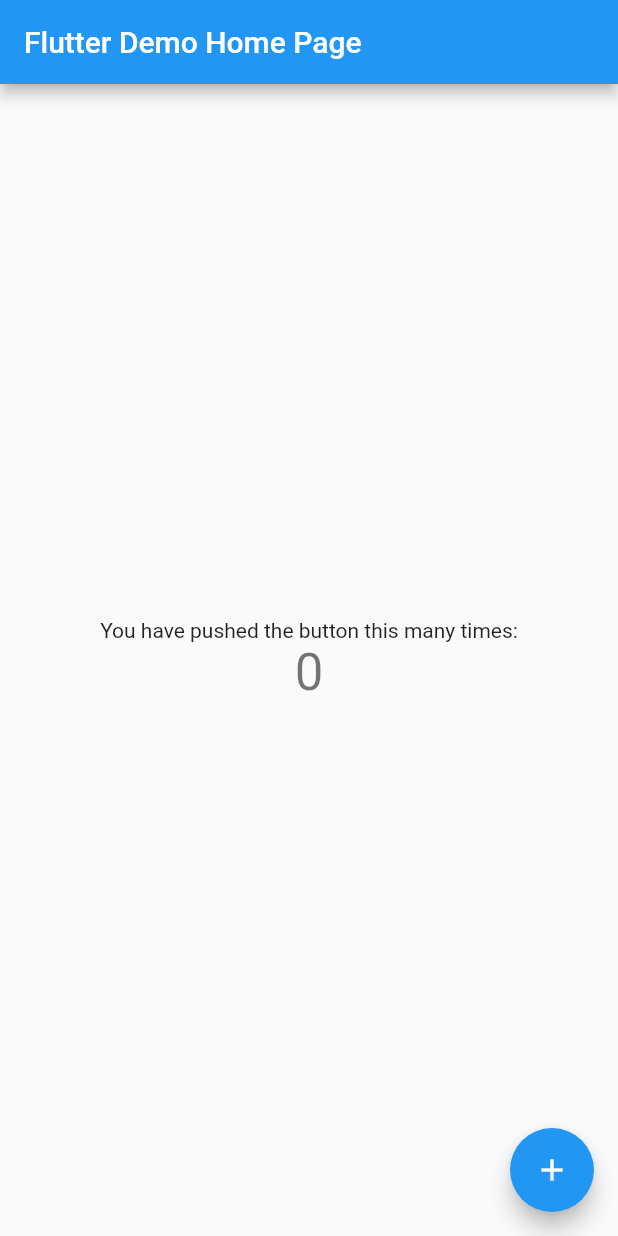
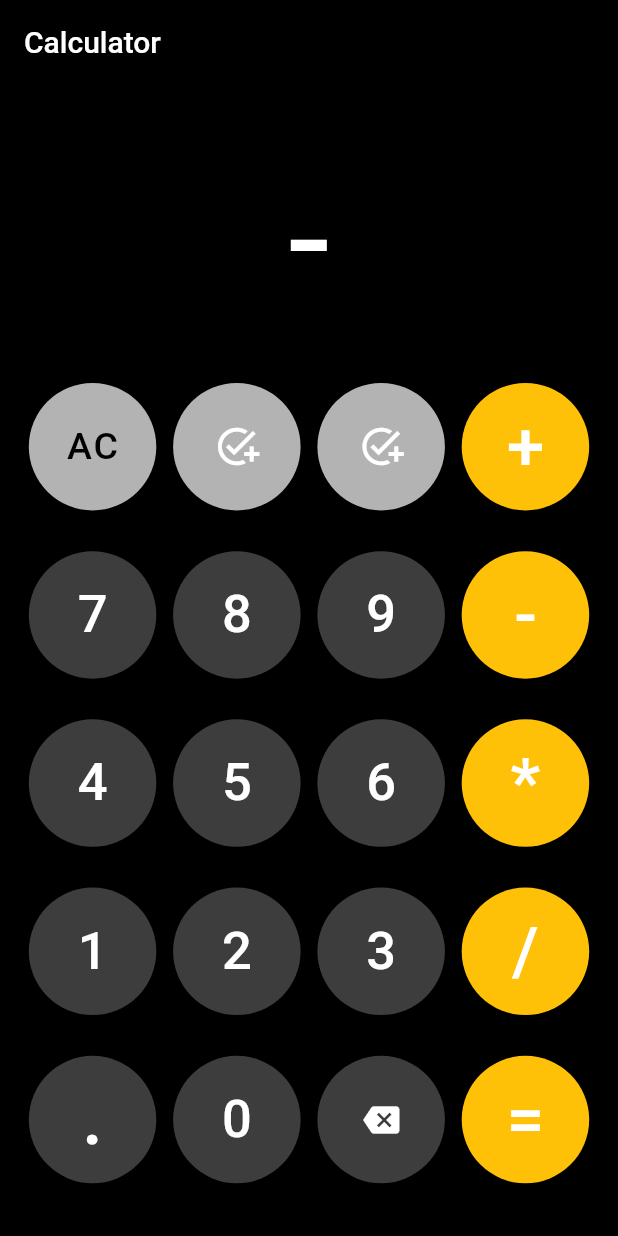
Before and after one commit to deepshikha-s/Sochem-Intro-To-Flutter, a Flutter app: the screen it shows after launch, on a phone screen of 412 x 824 dp. Run offline on Flutter 3.47's test engine with Material 2 defaults, Android fonts, the phone set to English and light mode, and no system bars.

Commit message:
UI Ready

```diff
--- a/calculator/lib/main.dart
+++ b/calculator/lib/main.dart
@@ -1,3 +1,4 @@
+import 'package:calculator/screens/calcsreen.dart';
 import 'package:flutter/material.dart';
 
 void main() {
@@ -7,109 +8,15 @@ void main() {
 class MyApp extends StatelessWidget {
   const MyApp({super.key});
 
-  // This widget is the root of your application.
   @override
   Widget build(BuildContext context) {
     return MaterialApp(
       title: 'Flutter Demo',
       theme: ThemeData(
-        // This is the theme of your application.
-        //
-        // Try running your application with "flutter run". You'll see the
-        // application has a blue toolbar. Then, without quitting the app, try
-        // changing the primarySwatch below to Colors.green and then invoke
-        // "hot reload" (press "r" in the console where you ran "flutter run",
-        // or simply save your changes to "hot reload" in a Flutter IDE).
-        // Notice that the counter didn't reset back to zero; the application
-        // is not restarted.
         primarySwatch: Colors.blue,
       ),
-      home: const MyHomePage(title: 'Flutter Demo Home Page'),
+      home: const CalculatorScreen(),
+      debugShowCheckedModeBanner: false,
     );
   }
 }
-
-class MyHomePage extends StatefulWidget {
-  const MyHomePage({super.key, required this.title});
-
-  // This widget is the home page of your application. It is stateful, meaning
-  // that it has a State object (defined below) that contains fields that affect
-  // how it looks.
-
-  // This class is the configuration for the state. It holds the values (in this
-  // case the title) provided by the parent (in this case the App widget) and
-  // used by the build method of the State. Fields in a Widget subclass are
-  // always marked "final".
-
-  final String title;
-
-  @override
-  State<MyHomePage> createState() => _MyHomePageState();
-}
-
-class _MyHomePageState extends State<MyHomePage> {
-  int _counter = 0;
-
-  void _incrementCounter() {
-    setState(() {
-      // This call to setState tells the Flutter framework that something has
-      // changed in this State, which causes it to rerun the build method below
-      // so that the display can reflect the updated values. If we changed
-      // _counter without calling setState(), then the build method would not be
-      // called again, and so nothing would appear to happen.
-      _counter++;
-    });
-  }
-
-  @override
-  Widget build(BuildContext context) {
-    // This method is rerun every time setState is called, for instance as done
-    // by the _incrementCounter method above.
-    //
-    // The Flutter framework has been optimized to make rerunning build methods
-    // fast, so that you can just rebuild anything that needs updating rather
-    // than having to individually change instances of widgets.
-    return Scaffold(
-      appBar: AppBar(
-        // Here we take the value from the MyHomePage object that was created by
-        // the App.build method, and use it to set our appbar title.
-        title: Text(widget.title),
-      ),
-      body: Center(
-        // Center is a layout widget. It takes a single child and positions it
-        // in the middle of the parent.
-        child: Column(
-          // Column is also a layout widget. It takes a list of children and
-          // arranges them vertically. By default, it sizes itself to fit its
-          // children horizontally, and tries to be as tall as its parent.
-          //
-          // Invoke "debug painting" (press "p" in the console, choose the
-          // "Toggle Debug Paint" action from the Flutter Inspector in Android
-          // Studio, or the "Toggle Debug Paint" command in Visual Studio Code)
-          // to see the wireframe for each widget.
-          //
-          // Column has various properties to control how it sizes itself and
-          // how it positions its children. Here we use mainAxisAlignment to
-          // center the children vertically; the main axis here is the vertical
-          // axis because Columns are vertical (the cross axis would be
-          // horizontal).
-          mainAxisAlignment: MainAxisAlignment.center,
-          children: <Widget>[
-            const Text(
-              'You have pushed the button this many times:',
-            ),
-            Text(
-              '$_counter',
-              style: Theme.of(context).textTheme.headline4,
-            ),
-          ],
-        ),
-      ),
-      floatingActionButton: FloatingActionButton(
-        onPressed: _incrementCounter,
-        tooltip: 'Increment',
-        child: const Icon(Icons.add),
-      ), // This trailing comma makes auto-formatting nicer for build methods.
-    );
-  }
-}
--- /dev/null
+++ b/calculator/lib/screens/calcsreen.dart
@@ -0,0 +1,283 @@
+import 'package:flutter/material.dart';
+import 'package:flutter/src/widgets/container.dart';
+import 'package:flutter/src/widgets/framework.dart';
+
+class CalculatorScreen extends StatefulWidget {
+  const CalculatorScreen({super.key});
+
+  @override
+  State<CalculatorScreen> createState() => _CalculatorScreenState();
+}
+
+class _CalculatorScreenState extends State<CalculatorScreen> {
+  @override
+  Widget build(BuildContext context) {
+    return Scaffold(
+      backgroundColor: Colors.black,
+      appBar: AppBar(
+        title: Text("Calculator"),
+        backgroundColor: Colors.black,
+      ),
+      body: Padding(
+        padding: EdgeInsets.all(8),
+        child: Column(
+          mainAxisAlignment: MainAxisAlignment.spaceEvenly,
+          children: [
+            Padding(
+              padding: EdgeInsets.all(10),
+              child: Text(
+                '-',
+                textAlign: TextAlign.right,
+                style: TextStyle(color: Colors.white, fontSize: 100),
+              ),
+            ),
+            Row(
+              mainAxisAlignment: MainAxisAlignment.spaceEvenly,
+              children: [
+                SizedBox(
+                    height: 85,
+                    width: 85,
+                    child: FloatingActionButton(
+                      backgroundColor: Colors.white70,
+                      onPressed: () {},
+                      child: Text(
+                        "AC",
+                        style: TextStyle(color: Colors.black, fontSize: 25),
+                      ),
+                    )),
+                SizedBox(
+                    height: 85,
+                    width: 85,
+                    child: FloatingActionButton(
+                      backgroundColor: Colors.white70,
+                      onPressed: () {},
+                      child: Icon(
+                        Icons.add_task,
+                        size: 30,
+                        //color: Colors.black,
+                      ),
+                    )),
+                SizedBox(
+                    height: 85,
+                    width: 85,
+                    child: FloatingActionButton(
+                      backgroundColor: Colors.white70,
+                      onPressed: () {},
+                      child: Icon(
+                        Icons.add_task,
+                        size: 30,
+                        //color: Colors.black,
+                      ),
+                    )),
+                SizedBox(
+                    height: 85,
+                    width: 85,
+                    child: FloatingActionButton(
+                      backgroundColor: Colors.amber,
+                      onPressed: () {},
+                      child: Text(
+                        "+",
+                        style: TextStyle(color: Colors.white, fontSize: 45),
+                      ),
+                    )),
+              ],
+            ),
+            Row(
+              mainAxisAlignment: MainAxisAlignment.spaceEvenly,
+              children: [
+                SizedBox(
+                    height: 85,
+                    width: 85,
+                    child: FloatingActionButton(
+                      backgroundColor: Colors.white24,
+                      onPressed: () {},
+                      child: Text(
+                        "7",
+                        style: TextStyle(color: Colors.white, fontSize: 35),
+                      ),
+                    )),
+                SizedBox(
+                    height: 85,
+                    width: 85,
+                    child: FloatingActionButton(
+                      backgroundColor: Colors.white24,
+                      onPressed: () {},
+                      child: Text(
+                        "8",
+                        style: TextStyle(color: Colors.white, fontSize: 35),
+                      ),
+                    )),
+                SizedBox(
+                    height: 85,
+                    width: 85,
+                    child: FloatingActionButton(
+                        backgroundColor: Colors.white24,
+                        onPressed: () {},
+                        child: Text(
+                          "9",
+                          style: TextStyle(color: Colors.white, fontSize: 35),
+                        ))),
+                SizedBox(
+                    height: 85,
+                    width: 85,
+                    child: FloatingActionButton(
+                      backgroundColor: Colors.amber,
+                      onPressed: () {},
+                      child: Text(
+                        "-",
+                        style: TextStyle(color: Colors.white, fontSize: 45),
+                      ),
+                    )),
+              ],
+            ),
+            Row(
+              mainAxisAlignment: MainAxisAlignment.spaceEvenly,
+              children: [
+                SizedBox(
+                    height: 85,
+                    width: 85,
+                    child: FloatingActionButton(
+                      backgroundColor: Colors.white24,
+                      onPressed: () {},
+                      child: Text(
+                        "4",
+                        style: TextStyle(color: Colors.white, fontSize: 35),
+                      ),
+                    )),
+                SizedBox(
+                    height: 85,
+                    width: 85,
+                    child: FloatingActionButton(
+                      backgroundColor: Colors.white24,
+                      onPressed: () {},
+                      child: Text(
+                        "5",
+                        style: TextStyle(color: Colors.white, fontSize: 35),
+                      ),
+                    )),
+                SizedBox(
+                    height: 85,
+                    width: 85,
+                    child: FloatingActionButton(
+                        backgroundColor: Colors.white24,
+                        onPressed: () {},
+                        child: Text(
+                          "6",
+                          style: TextStyle(color: Colors.white, fontSize: 35),
+                        ))),
+                SizedBox(
+                    height: 85,
+                    width: 85,
+                    child: FloatingActionButton(
+                      backgroundColor: Colors.amber,
+                      onPressed: () {},
+                      child: Text(
+                        "*",
+                        style: TextStyle(color: Colors.white, fontSize: 45),
+                      ),
+                    )),
+              ],
+            ),
+            Row(
+              mainAxisAlignment: MainAxisAlignment.spaceEvenly,
+              children: [
+                SizedBox(
+                    height: 85,
+                    width: 85,
+                    child: FloatingActionButton(
+                      backgroundColor: Colors.white24,
+                      onPressed: () {},
+                      child: Text(
+                        "1",
+                        style: TextStyle(color: Colors.white, fontSize: 35),
+                      ),
+                    )),
+                SizedBox(
+                    height: 85,
+                    width: 85,
+                    child: FloatingActionButton(
+                      backgroundColor: Colors.white24,
+                      onPressed: () {},
+                      child: Text(
+                        "2",
+                        style: TextStyle(color: Colors.white, fontSize: 35),
+                      ),
+                    )),
+                SizedBox(
+                    height: 85,
+                    width: 85,
+                    child: FloatingActionButton(
+                        backgroundColor: Colors.white24,
+                        onPressed: () {},
+                        child: Text(
+                          "3",
+                          style: TextStyle(color: Colors.white, fontSize: 35),
+                        ))),
+                SizedBox(
+                    height: 85,
+                    width: 85,
+                    child: FloatingActionButton(
+                      backgroundColor: Colors.amber,
+                      onPressed: () {},
+                      child: Text(
+                        "/",
+                        style: TextStyle(color: Colors.white, fontSize: 45),
+                      ),
+                    )),
+              ],
+            ),
+            Row(
+              mainAxisAlignment: MainAxisAlignment.spaceEvenly,
+              children: [
+                SizedBox(
+                    height: 85,
+                    width: 85,
+                    child: FloatingActionButton(
+                      backgroundColor: Colors.white24,
+                      onPressed: () {},
+                      child: Text(
+                        ".",
+                        style: TextStyle(color: Colors.white, fontSize: 50),
+                      ),
+                    )),
+                SizedBox(
+                    height: 85,
+                    width: 85,
+                    child: FloatingActionButton(
+                      backgroundColor: Colors.white24,
+                      onPressed: () {},
+                      child: Text(
+                        "0",
+                        style: TextStyle(color: Colors.white, fontSize: 35),
+                      ),
+                    )),
+                SizedBox(
+                    height: 85,
+                    width: 85,
+                    child: FloatingActionButton(
+                      backgroundColor: Colors.white24,
+                      onPressed: () {},
+                      child: Icon(
+                        Icons.backspace,
+                        color: Colors.white,
+                      ),
+                    )),
+                SizedBox(
+                    height: 85,
+                    width: 85,
+                    child: FloatingActionButton(
+                      backgroundColor: Colors.amber,
+                      onPressed: () {},
+                      child: Text(
+                        "=",
+                        style: TextStyle(color: Colors.white, fontSize: 45),
+                      ),
+                    )),
+              ],
+            ),
+          ],
+        ),
+      ),
+    );
+  }
+}
```
